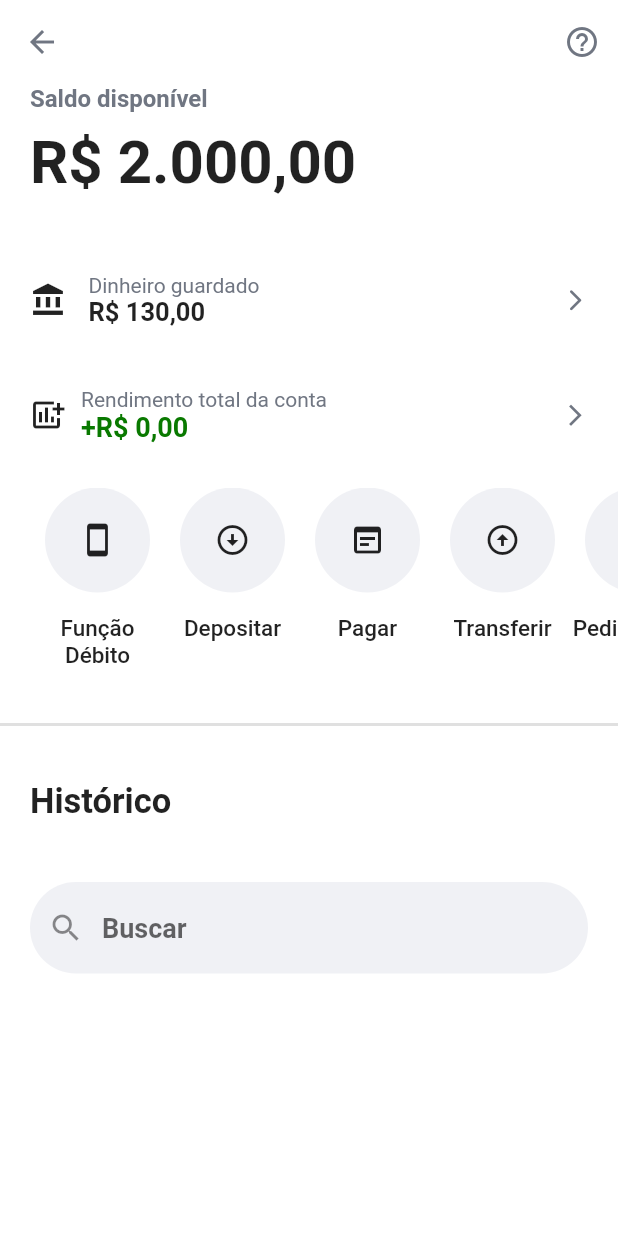
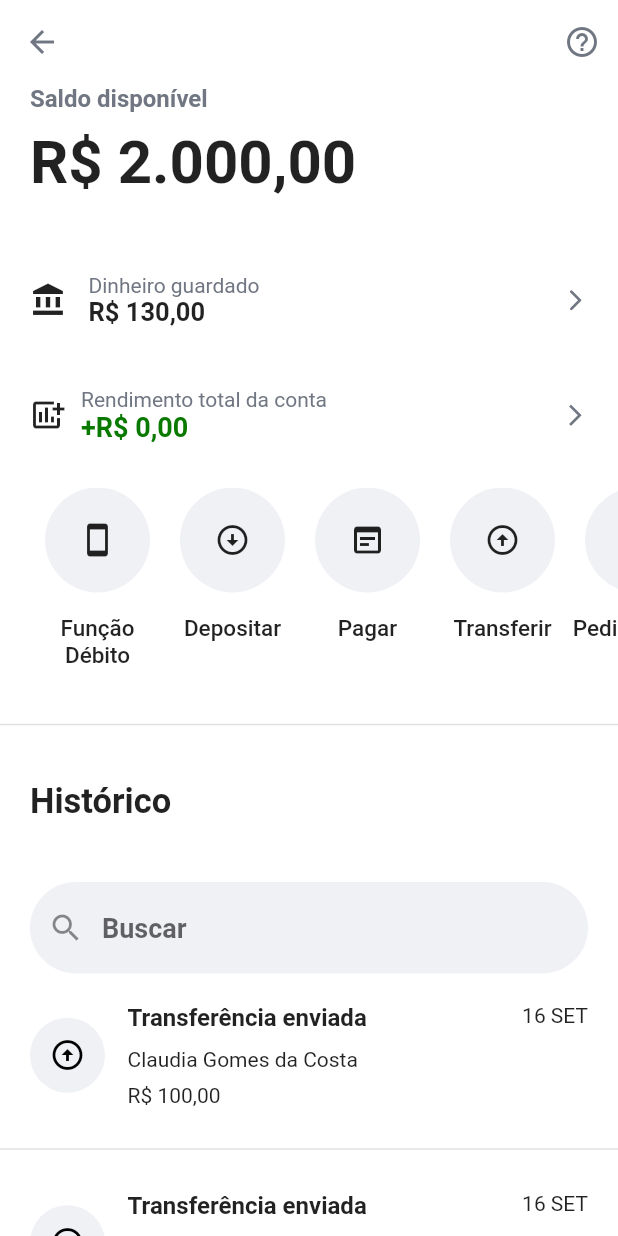
Before and after one commit to lucasbustamante/Clone_NuBank, a Flutter app: the AccountValue screen opened directly, on a phone screen of 412 x 824 dp. Run offline on Flutter 3.47's test engine with Material 2 defaults, Android fonts, the phone set to English and light mode, and no system bars; our stand-ins replace page_transition.

Commit message:
historico adicionado

```diff
--- a/lib/core/colors.dart
+++ b/lib/core/colors.dart
@@ -6,3 +6,4 @@ const aSecondaryTextColor = Color(0xFF707682);
 const aValueColor = Color(0xff097900);
 const aContainerColor = Colors.white;
 const aBackgroundColor = Color(0xfff0f1f5);
+const aCircleColor = Color(0xe197ff80);
--- a/lib/core/constants.dart
+++ b/lib/core/constants.dart
@@ -1,4 +1,9 @@
 const Username = 'Lucas';
 const Value = '2.000,00';
+const Value2 = '347,54';
+const Value3 = '17,35';
 const Savings = '130,00';
 const Income = '0,00';
+const Transfer = 'Claudia Gomes da Costa';
+const Day = '23 JUl';
+const Day2 = '31 JAN';
--- /dev/null
+++ b/lib/designer/historic.dart
@@ -0,0 +1,64 @@
+import 'package:flutter/material.dart';
+import 'package:nubank/core/colors.dart';
+
+class Historic extends StatelessWidget {
+  const Historic({Key? key}) : super(key: key);
+
+  @override
+  Widget build(BuildContext context) {
+
+    var color = aBackgroundColor;
+    var icon = Icons.arrow_circle_up;
+    var iconcolor = aTextColor;
+
+    return Container(
+      child: Column(
+        children: [
+          Padding(
+            padding: const EdgeInsets.symmetric(horizontal: 20,
+            vertical: 20),
+            child: Row(mainAxisAlignment: MainAxisAlignment.spaceBetween,
+              crossAxisAlignment: CrossAxisAlignment.start,
+              children: [
+                Row(
+                  children: [
+                    Container(
+                      child: Icon(icon, color: iconcolor),
+                      height: 50, width: 50,
+                    decoration: BoxDecoration(color: color,
+                        borderRadius: BorderRadius.circular(40)),),
+
+                    SizedBox(
+                      width: 15,
+                    ),
+                    Column(crossAxisAlignment: CrossAxisAlignment.start,
+                      children: [
+
+                        Row(
+                          children: [
+                            Text('Transferência enviada', style: TextStyle(
+                              fontWeight: FontWeight.bold, fontSize: 16
+                            ),
+                            ),
+
+                          ],
+                        ),
+                        SizedBox(height: 10),
+                        Text('Claudia Gomes da Costa'),
+                        SizedBox(height: 8),
+                        Text('R\$ 100,00')
+                      ],
+                    )
+                  ],
+                ),
+                Text('16 SET'),
+              ],
+
+            ),
+          ),
+          Divider(thickness: 1)
+        ],
+      ),
+    );
+  }
+}
--- a/lib/screens/account_value.dart
+++ b/lib/screens/account_value.dart
@@ -2,6 +2,7 @@ import 'package:flutter/material.dart';
 import 'package:nubank/core/colors.dart';
 import 'package:nubank/core/constants.dart';
 import 'package:nubank/designer/circle_button.dart';
+import 'package:nubank/designer/historic.dart';
 
 
 class AccountValue extends StatelessWidget {
@@ -90,8 +91,8 @@ class AccountValue extends StatelessWidget {
                 ),
               ),
             ),
-            SizedBox(height: 20,),
-            Divider(thickness: 2,),
+            SizedBox(height: 20),
+            Divider(thickness: 1),
             SizedBox(height: 30),
             Padding(
               padding: const EdgeInsets.only(left: 20, right: 20),
@@ -112,7 +113,9 @@ class AccountValue extends StatelessWidget {
                   )
                 ),)
               ],),
-            )
+            ),
+            Historic(),
+            Historic()
       ]),
     )
     );
```
